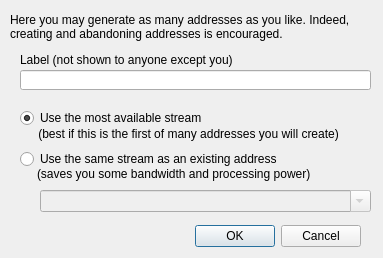
First picture: the form in newaddressdialog.ui, repository Bitmessage/PyBitmessage, before the edit.
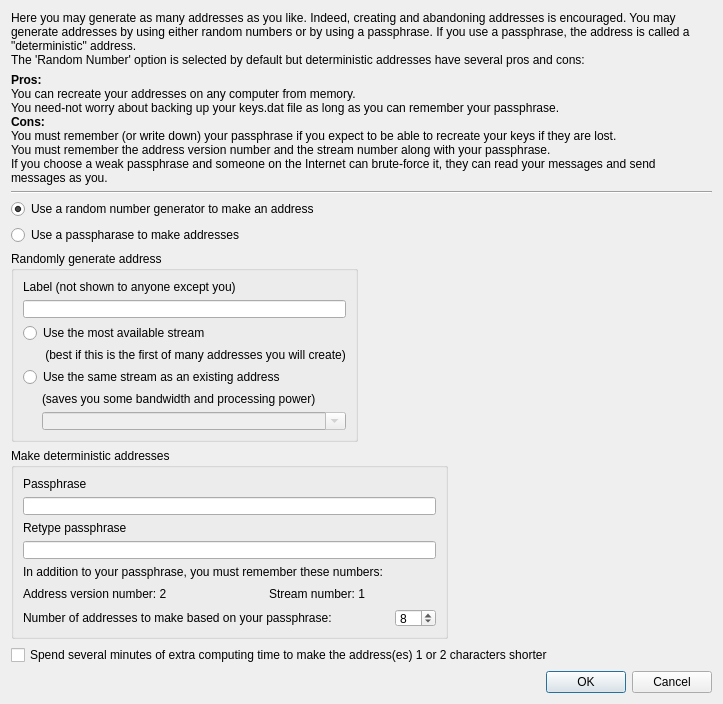
Second picture: the form after the edit.

Commit message: some address generation work completed

```diff
--- a/newaddressdialog.ui
+++ b/newaddressdialog.ui
@@ -6,151 +6,301 @@
    <rect>
     <x>0</x>
     <y>0</y>
-    <width>383</width>
-    <height>258</height>
+    <width>723</width>
+    <height>704</height>
    </rect>
   </property>
   <property name="windowTitle">
    <string>Create new Address</string>
   </property>
-  <widget class="QDialogButtonBox" name="buttonBox">
-   <property name="geometry">
-    <rect>
-     <x>160</x>
-     <y>220</y>
-     <width>201</width>
-     <height>32</height>
-    </rect>
+  <layout class="QFormLayout" name="formLayout">
+   <property name="fieldGrowthPolicy">
+    <enum>QFormLayout::AllNonFixedFieldsGrow</enum>
    </property>
-   <property name="orientation">
-    <enum>Qt::Horizontal</enum>
-   </property>
-   <property name="standardButtons">
-    <set>QDialogButtonBox::Cancel|QDialogButtonBox::Ok</set>
-   </property>
-  </widget>
-  <widget class="QLabel" name="label">
-   <property name="geometry">
-    <rect>
-     <x>10</x>
-     <y>0</y>
-     <width>361</width>
-     <height>41</height>
-    </rect>
-   </property>
-   <property name="text">
-    <string>Here you may generate as many addresses as you like. Indeed, creating and abandoning addresses is encouraged.</string>
-   </property>
-   <property name="alignment">
-    <set>Qt::AlignBottom|Qt::AlignLeading|Qt::AlignLeft</set>
-   </property>
-   <property name="wordWrap">
-    <bool>true</bool>
-   </property>
-  </widget>
-  <widget class="QLabel" name="label_2">
-   <property name="geometry">
-    <rect>
-     <x>20</x>
-     <y>50</y>
-     <width>301</width>
-     <height>20</height>
-    </rect>
-   </property>
-   <property name="text">
-    <string>Label (not shown to anyone except you)</string>
-   </property>
-  </widget>
-  <widget class="QLineEdit" name="newaddresslabel">
-   <property name="geometry">
-    <rect>
-     <x>20</x>
-     <y>70</y>
-     <width>351</width>
-     <height>20</height>
-    </rect>
-   </property>
-  </widget>
-  <widget class="QRadioButton" name="radioButtonMostAvailable">
-   <property name="geometry">
-    <rect>
-     <x>20</x>
-     <y>110</y>
-     <width>401</width>
-     <height>16</height>
-    </rect>
-   </property>
-   <property name="text">
-    <string>Use the most available stream</string>
-   </property>
-   <property name="checked">
-    <bool>true</bool>
-   </property>
-  </widget>
-  <widget class="QRadioButton" name="radioButtonExisting">
-   <property name="geometry">
-    <rect>
-     <x>20</x>
-     <y>150</y>
-     <width>351</width>
-     <height>18</height>
-    </rect>
-   </property>
-   <property name="text">
-    <string>Use the same stream as an existing address</string>
-   </property>
-   <property name="checked">
-    <bool>false</bool>
-   </property>
-  </widget>
-  <widget class="QLabel" name="label_3">
-   <property name="geometry">
-    <rect>
-     <x>35</x>
-     <y>127</y>
-     <width>351</width>
-     <height>20</height>
-    </rect>
-   </property>
-   <property name="text">
-    <string> (best if this is the first of many addresses you will create)</string>
-   </property>
-   <property name="alignment">
-    <set>Qt::AlignLeading|Qt::AlignLeft|Qt::AlignTop</set>
-   </property>
-  </widget>
-  <widget class="QLabel" name="label_4">
-   <property name="geometry">
-    <rect>
-     <x>37</x>
-     <y>167</y>
-     <width>351</width>
-     <height>21</height>
-    </rect>
-   </property>
-   <property name="text">
-    <string>(saves you some bandwidth and processing power)</string>
-   </property>
-   <property name="alignment">
-    <set>Qt::AlignLeading|Qt::AlignLeft|Qt::AlignTop</set>
-   </property>
-  </widget>
-  <widget class="QComboBox" name="comboBoxExisting">
-   <property name="enabled">
-    <bool>false</bool>
-   </property>
-   <property name="geometry">
-    <rect>
-     <x>40</x>
-     <y>190</y>
-     <width>331</width>
-     <height>22</height>
-    </rect>
-   </property>
-   <property name="editable">
-    <bool>true</bool>
-   </property>
-  </widget>
+   <item row="0" column="0" colspan="2">
+    <widget class="QLabel" name="label">
+     <property name="text">
+      <string>Here you may generate as many addresses as you like. Indeed, creating and abandoning addresses is encouraged. You may generate addresses by using either random numbers or by using a passphrase. If you use a passphrase, the address is called a &quot;deterministic&quot; address.
+The 'Random Number' option is selected by default but deterministic addresses have several pros and cons:</string>
+     </property>
+     <property name="alignment">
+      <set>Qt::AlignBottom|Qt::AlignLeading|Qt::AlignLeft</set>
+     </property>
+     <property name="wordWrap">
+      <bool>true</bool>
+     </property>
+    </widget>
+   </item>
+   <item row="2" column="0" colspan="2">
+    <widget class="QLabel" name="label_5">
+     <property name="text">
+      <string>&lt;html&gt;&lt;head/&gt;&lt;body&gt;&lt;p&gt;&lt;span style=&quot; font-weight:600;&quot;&gt;Pros:&lt;br/&gt;&lt;/span&gt;You can recreate your addresses on any computer from memory. &lt;br/&gt;You need-not worry about backing up your keys.dat file as long as you can remember your passphrase. &lt;br/&gt;&lt;span style=&quot; font-weight:600;&quot;&gt;Cons:&lt;br/&gt;&lt;/span&gt;You must remember (or write down) your passphrase if you expect to be able to recreate your keys if they are lost. &lt;br/&gt;You must remember the address version number and the stream number along with your passphrase. &lt;br/&gt;If you choose a weak passphrase and someone on the Internet can brute-force it, they can read your messages and send messages as you.&lt;/p&gt;&lt;/body&gt;&lt;/html&gt;</string>
+     </property>
+     <property name="wordWrap">
+      <bool>true</bool>
+     </property>
+    </widget>
+   </item>
+   <item row="4" column="0" colspan="2">
+    <widget class="Line" name="line">
+     <property name="sizePolicy">
+      <sizepolicy hsizetype="Preferred" vsizetype="Fixed">
+       <horstretch>0</horstretch>
+       <verstretch>0</verstretch>
+      </sizepolicy>
+     </property>
+     <property name="minimumSize">
+      <size>
+       <width>100</width>
+       <height>2</height>
+      </size>
+     </property>
+     <property name="orientation">
+      <enum>Qt::Horizontal</enum>
+     </property>
+    </widget>
+   </item>
+   <item row="5" column="0" colspan="2">
+    <widget class="QRadioButton" name="radioButtonRandomAddress">
+     <property name="text">
+      <string>Use a random number generator to make an address</string>
+     </property>
+     <property name="checked">
+      <bool>true</bool>
+     </property>
+    </widget>
+   </item>
+   <item row="6" column="0">
+    <widget class="QRadioButton" name="radioButtonDeterministicAddress">
+     <property name="text">
+      <string>Use a passpharase to make addresses</string>
+     </property>
+    </widget>
+   </item>
+   <item row="9" column="0" colspan="2">
+    <widget class="QCheckBox" name="checkBoxEighteenByteRipe">
+     <property name="text">
+      <string>Spend several minutes of extra computing time to make the address(es) 1 or 2 characters shorter</string>
+     </property>
+    </widget>
+   </item>
+   <item row="8" column="0">
+    <widget class="QGroupBox" name="groupBoxDeterministic">
+     <property name="title">
+      <string>Make deterministic addresses</string>
+     </property>
+     <layout class="QGridLayout" name="gridLayout">
+      <item row="0" column="0" colspan="4">
+       <widget class="QLabel" name="label_6">
+        <property name="text">
+         <string>Passphrase</string>
+        </property>
+       </widget>
+      </item>
+      <item row="1" column="0" colspan="7">
+       <widget class="QLineEdit" name="lineEditPassphrase">
+        <property name="inputMethodHints">
+         <set>Qt::ImhHiddenText|Qt::ImhNoAutoUppercase|Qt::ImhNoPredictiveText</set>
+        </property>
+        <property name="echoMode">
+         <enum>QLineEdit::Password</enum>
+        </property>
+       </widget>
+      </item>
+      <item row="2" column="0" colspan="4">
+       <widget class="QLabel" name="label_7">
+        <property name="text">
+         <string>Retype passphrase</string>
+        </property>
+       </widget>
+      </item>
+      <item row="3" column="0" colspan="7">
+       <widget class="QLineEdit" name="lineEditPassphraseAgain">
+        <property name="echoMode">
+         <enum>QLineEdit::Password</enum>
+        </property>
+       </widget>
+      </item>
+      <item row="4" column="0" colspan="7">
+       <widget class="QLabel" name="label_8">
+        <property name="text">
+         <string>In addition to your passphrase, you must remember these numbers:</string>
+        </property>
+       </widget>
+      </item>
+      <item row="5" column="0">
+       <widget class="QLabel" name="label_9">
+        <property name="text">
+         <string>Address version number: 2</string>
+        </property>
+       </widget>
+      </item>
+      <item row="5" column="1">
+       <spacer name="horizontalSpacer">
+        <property name="orientation">
+         <enum>Qt::Horizontal</enum>
+        </property>
+        <property name="sizeHint" stdset="0">
+         <size>
+          <width>73</width>
+          <height>20</height>
+         </size>
+        </property>
+       </spacer>
+      </item>
+      <item row="5" column="3">
+       <widget class="QLabel" name="label_10">
+        <property name="text">
+         <string>Stream number: 1</string>
+        </property>
+       </widget>
+      </item>
+      <item row="5" column="4" colspan="2">
+       <spacer name="horizontalSpacer_2">
+        <property name="orientation">
+         <enum>Qt::Horizontal</enum>
+        </property>
+        <property name="sizeHint" stdset="0">
+         <size>
+          <width>42</width>
+          <height>20</height>
+         </size>
+        </property>
+       </spacer>
+      </item>
+      <item row="6" column="0" colspan="5">
+       <widget class="QLabel" name="label_11">
+        <property name="text">
+         <string>Number of addresses to make based on your passphrase:</string>
+        </property>
+       </widget>
+      </item>
+      <item row="6" column="5" colspan="2">
+       <widget class="QSpinBox" name="spinBoxNumberOfAddressesToMake">
+        <property name="minimum">
+         <number>1</number>
+        </property>
+        <property name="value">
+         <number>8</number>
+        </property>
+       </widget>
+      </item>
+     </layout>
+    </widget>
+   </item>
+   <item row="7" column="0">
+    <widget class="QGroupBox" name="groupBox">
+     <property name="title">
+      <string>Randomly generate address</string>
+     </property>
+     <layout class="QGridLayout" name="gridLayout_2">
+      <item row="0" column="0" colspan="2">
+       <widget class="QLabel" name="label_2">
+        <property name="text">
+         <string>Label (not shown to anyone except you)</string>
+        </property>
+       </widget>
+      </item>
+      <item row="1" column="0" colspan="2">
+       <widget class="QLineEdit" name="newaddresslabel"/>
+      </item>
+      <item row="2" column="0" colspan="2">
+       <widget class="QRadioButton" name="radioButtonMostAvailable">
+        <property name="text">
+         <string>Use the most available stream</string>
+        </property>
+        <property name="checked">
+         <bool>false</bool>
+        </property>
+       </widget>
+      </item>
+      <item row="3" column="1">
+       <widget class="QLabel" name="label_3">
+        <property name="text">
+         <string> (best if this is the first of many addresses you will create)</string>
+        </property>
+        <property name="alignment">
+         <set>Qt::AlignLeading|Qt::AlignLeft|Qt::AlignTop</set>
+        </property>
+       </widget>
+      </item>
+      <item row="4" column="0" colspan="2">
+       <widget class="QRadioButton" name="radioButtonExisting">
+        <property name="text">
+         <string>Use the same stream as an existing address</string>
+        </property>
+        <property name="checked">
+         <bool>false</bool>
+        </property>
+       </widget>
+      </item>
+      <item row="5" column="1">
+       <widget class="QLabel" name="label_4">
+        <property name="text">
+         <string>(saves you some bandwidth and processing power)</string>
+        </property>
+        <property name="alignment">
+         <set>Qt::AlignLeading|Qt::AlignLeft|Qt::AlignTop</set>
+        </property>
+       </widget>
+      </item>
+      <item row="6" column="0">
+       <spacer name="horizontalSpacer_3">
+        <property name="orientation">
+         <enum>Qt::Horizontal</enum>
+        </property>
+        <property name="sizeHint" stdset="0">
+         <size>
+          <width>13</width>
+          <height>20</height>
+         </size>
+        </property>
+       </spacer>
+      </item>
+      <item row="6" column="1">
+       <widget class="QComboBox" name="comboBoxExisting">
+        <property name="enabled">
+         <bool>false</bool>
+        </property>
+        <property name="editable">
+         <bool>true</bool>
+        </property>
+       </widget>
+      </item>
+     </layout>
+     <zorder>comboBoxExisting</zorder>
+     <zorder>label_3</zorder>
+     <zorder>radioButtonExisting</zorder>
+     <zorder>newaddresslabel</zorder>
+     <zorder>label_4</zorder>
+     <zorder>radioButtonMostAvailable</zorder>
+     <zorder>label_2</zorder>
+     <zorder>horizontalSpacer_3</zorder>
+    </widget>
+   </item>
+   <item row="10" column="0" colspan="2">
+    <widget class="QDialogButtonBox" name="buttonBox">
+     <property name="sizePolicy">
+      <sizepolicy hsizetype="MinimumExpanding" vsizetype="MinimumExpanding">
+       <horstretch>0</horstretch>
+       <verstretch>0</verstretch>
+      </sizepolicy>
+     </property>
+     <property name="minimumSize">
+      <size>
+       <width>160</width>
+       <height>0</height>
+      </size>
+     </property>
+     <property name="orientation">
+      <enum>Qt::Horizontal</enum>
+     </property>
+     <property name="standardButtons">
+      <set>QDialogButtonBox::Cancel|QDialogButtonBox::Ok</set>
+     </property>
+    </widget>
+   </item>
+  </layout>
  </widget>
  <resources/>
  <connections>
```
Left out of the diff: 48 changed lines with no effect on the pictures. The commit also changes 10 other files.
